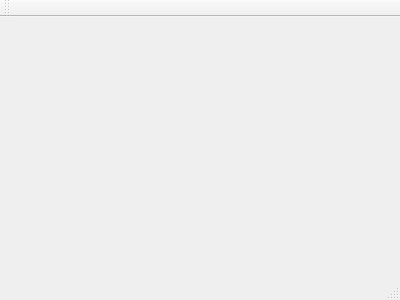
This is mainwindow.ui in rjxrafa/editors-dream as Qt 5 draws it before an edit. The edited form follows.
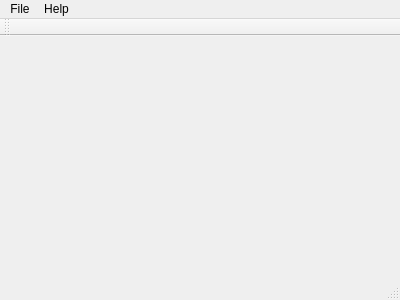
This is the edited form.

Commit message: add binarytree & heap headers

Patch:
```diff
--- a/mainwindow.ui
+++ b/mainwindow.ui
@@ -12,13 +12,40 @@
   <property name="windowTitle" >
    <string>MainWindow</string>
   </property>
-  <widget class="QMenuBar" name="menuBar" />
-  <widget class="QToolBar" name="mainToolBar" />
-  <widget class="QWidget" name="centralWidget" />
-  <widget class="QStatusBar" name="statusBar" />
+  <widget class="QWidget" name="centralWidget"/>
+  <widget class="QMenuBar" name="menuBar">
+   <property name="geometry">
+    <rect>
+     <x>0</x>
+     <y>0</y>
+     <width>400</width>
+     <height>22</height>
+    </rect>
+   </property>
+   <widget class="QMenu" name="menuFile">
+    <property name="title">
+     <string>File</string>
+    </property>
+   </widget>
+   <widget class="QMenu" name="menuHelp">
+    <property name="title">
+     <string>Help</string>
+    </property>
+   </widget>
+   <addaction name="menuFile"/>
+   <addaction name="menuHelp"/>
+  </widget>
+  <widget class="QToolBar" name="mainToolBar">
+   <attribute name="toolBarArea">
+    <enum>TopToolBarArea</enum>
+   </attribute>
+   <attribute name="toolBarBreak">
+    <bool>false</bool>
+   </attribute>
+  </widget>
+  <widget class="QStatusBar" name="statusBar"/>
  </widget>
- <layoutDefault spacing="6" margin="11" />
- <pixmapfunction></pixmapfunction>
+ <layoutdefault spacing="6" margin="11"/>
  <resources/>
  <connections/>
 </ui>
```
Left out of the diff: 7 changed lines with no effect on the pictures. The commit also changes 1 other file.
